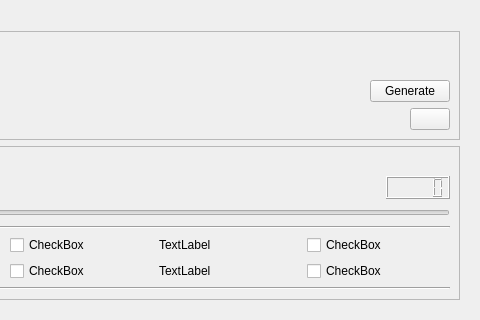
Above: passwordgeneratorpage.ui from SahisN/PasswordManager before the change; both pictures show x 169 to 649 and y 218 to 538 of the 649 by 538 pixel window. Below: the same form after it.
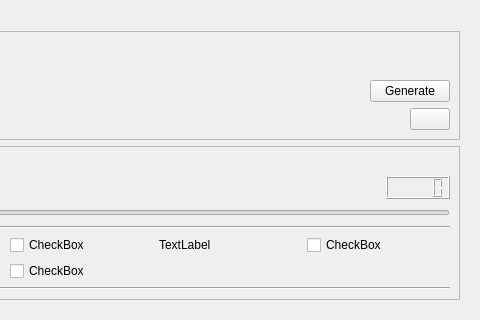
That is the form after the change. Icons and pictures are not drawn.

Commit message: created password generator class

What changed in the file:
```diff
--- a/passwordgeneratorpage.ui
+++ b/passwordgeneratorpage.ui
@@ -392,13 +392,6 @@
               </property>
              </widget>
             </item>
-            <item row="1" column="2">
-             <widget class="QLabel" name="label_15">
-              <property name="text">
-               <string>TextLabel</string>
-              </property>
-             </widget>
-            </item>
             <item row="0" column="3">
              <widget class="QCheckBox" name="checkBox_3">
               <property name="text">
@@ -413,13 +406,6 @@
               </property>
              </widget>
             </item>
-            <item row="1" column="3">
-             <widget class="QCheckBox" name="checkBox_4">
-              <property name="text">
-               <string>CheckBox</string>
-              </property>
-             </widget>
-            </item>
            </layout>
           </item>
           <item>
```
The commit also changes 3 other files.
